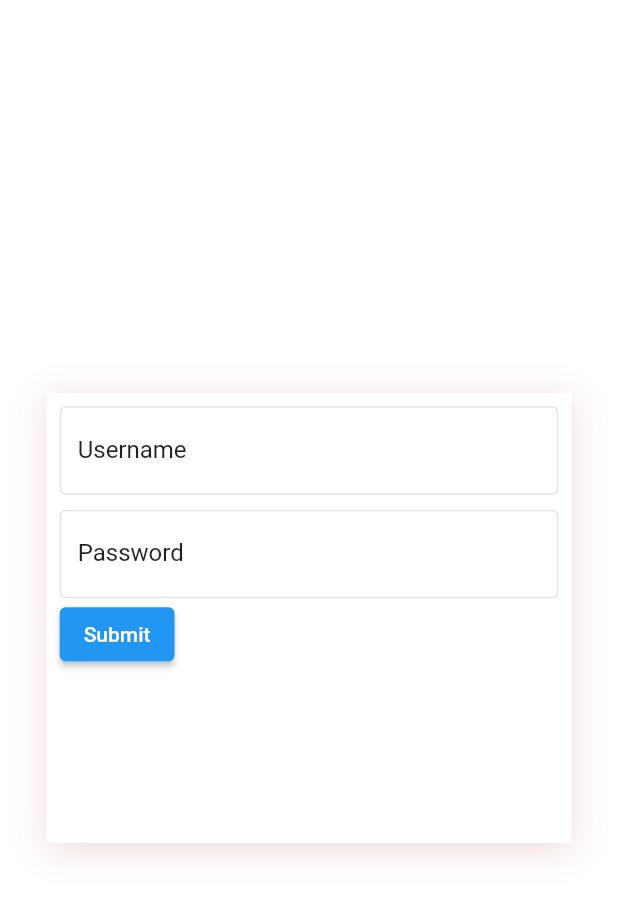
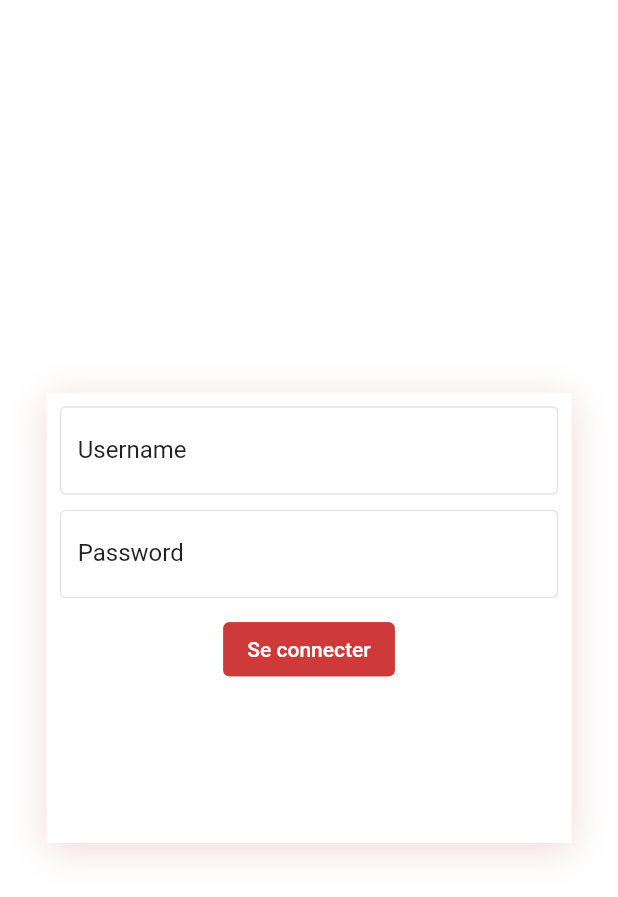
Before and after one commit to chloefont/planyourshapeApp, a Flutter app: the screen it shows after launch, on a phone screen of 412 x 824 dp. Shown: the top 897 px of the screen. Run offline on Flutter 3.47's test engine with Material 2 defaults, Android fonts, the phone set to English and light mode, and no system bars; our stand-ins replace flutter_dotenv; missing offline and left inert: dart:ffi.

Commit message:
Add main button

```diff
--- a/planyourshape/lib/vars/mainvars.dart
+++ b/planyourshape/lib/vars/mainvars.dart
@@ -2,3 +2,5 @@ import 'package:flutter/material.dart';
 
 const mainColor = Color(0xFFCE3A3A);
 const formColor = Color(0xFFE5E5E5);
+const formBackgroundColor = Colors.white;
+const mainButtonTextColor = Colors.black;
--- /dev/null
+++ b/planyourshape/lib/widgets/buttons/linkButton.dart
@@ -0,0 +1,2 @@
+import 'package:flutter/material.dart';
+import '../../vars/mainvars.dart';
--- /dev/null
+++ b/planyourshape/lib/widgets/buttons/mainbutton.dart
@@ -0,0 +1,34 @@
+import 'package:flutter/material.dart';
+import '../../vars/mainvars.dart';
+
+class MainButton extends StatelessWidget {
+  final String label;
+
+  const MainButton({
+    required this.label,
+    required GlobalKey<FormState> formKey,
+    Key? key,
+  })  : _formKey = formKey,
+        super(key: key);
+
+  final GlobalKey<FormState> _formKey;
+
+  @override
+  Widget build(BuildContext context) {
+    return ElevatedButton(
+      style: ElevatedButton.styleFrom(
+          primary: mainColor,
+          onPrimary: formBackgroundColor,
+          elevation: 0.0,
+          side: const BorderSide(color: mainColor)),
+      onPressed: () {
+        // Validate will return true if the form is valid, or false if
+        // the form is invalid.
+        if (_formKey.currentState!.validate()) {
+          // Process data.
+        }
+      },
+      child: Text(label),
+    );
+  }
+}
--- a/planyourshape/lib/widgets/forms/forms.dart
+++ b/planyourshape/lib/widgets/forms/forms.dart
@@ -1,5 +1,6 @@
 import 'package:flutter/material.dart';
 import 'package:planyourshape/widgets/forms/textform.dart';
+import '../buttons/mainbutton.dart';
 
 class LineForm extends StatefulWidget {
   const LineForm({Key? key}) : super(key: key);
@@ -26,16 +27,10 @@ class LineFormState extends State<LineForm> {
             labelName: "Password",
             obscureText: true,
           ),
-          ElevatedButton(
-            onPressed: () {
-              // Validate will return true if the form is valid, or false if
-              // the form is invalid.
-              if (_formKey.currentState!.validate()) {
-                // Process data.
-              }
-            },
-            child: const Text('Submit'),
-          ),
+          const SizedBox(height: 10),
+          Container(
+              alignment: Alignment.center,
+              child: MainButton(label: "Se connecter", formKey: _formKey)),
         ],
       ),
     );
```
Also changed, not shown: 1 other file.
